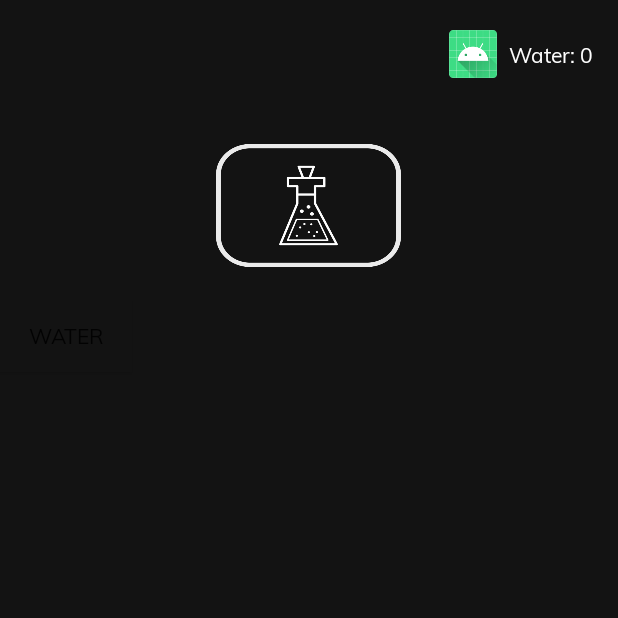
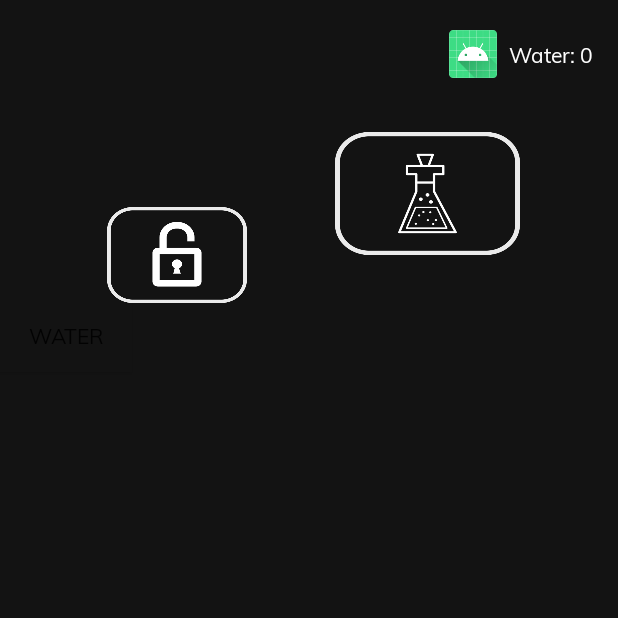
Before and after one commit to D45Hub/Futurum, an Android app: the screen it shows after launch (MainActivity), on a phone screen of 412 x 824 dp, the top half of it. Run offline under Robolectric (Android 15) with nearby library versions, the phone set to English and light mode, and no system bars.

Commit message:
Added Unlock Button

```diff
--- a/app/src/main/res/layout/activity_main.xml
+++ b/app/src/main/res/layout/activity_main.xml
@@ -35,11 +35,23 @@
         android:id="@+id/researchButton"
         android:layout_width="123dp"
         android:layout_height="82dp"
-        android:layout_marginTop="96dp"
+        android:layout_marginTop="88dp"
         android:background="@drawable/research_button"
         app:layout_constraintEnd_toEndOf="parent"
-        app:layout_constraintHorizontal_bias="0.498"
+        app:layout_constraintHorizontal_bias="0.774"
         app:layout_constraintStart_toStartOf="parent"
         app:layout_constraintTop_toTopOf="parent" />
 
+    <ImageButton
+        android:id="@+id/unlockButton"
+        android:layout_width="93dp"
+        android:layout_height="64dp"
+        android:background="@drawable/unlock_button"
+        app:layout_constraintBottom_toBottomOf="parent"
+        app:layout_constraintEnd_toEndOf="parent"
+        app:layout_constraintHorizontal_bias="0.223"
+        app:layout_constraintStart_toStartOf="parent"
+        app:layout_constraintTop_toTopOf="parent"
+        app:layout_constraintVertical_bias="0.182" />
+
 </androidx.constraintlayout.widget.ConstraintLayout>
```
Also changed, not shown: app/src/main/res/drawable/unlock_button.png (added).
